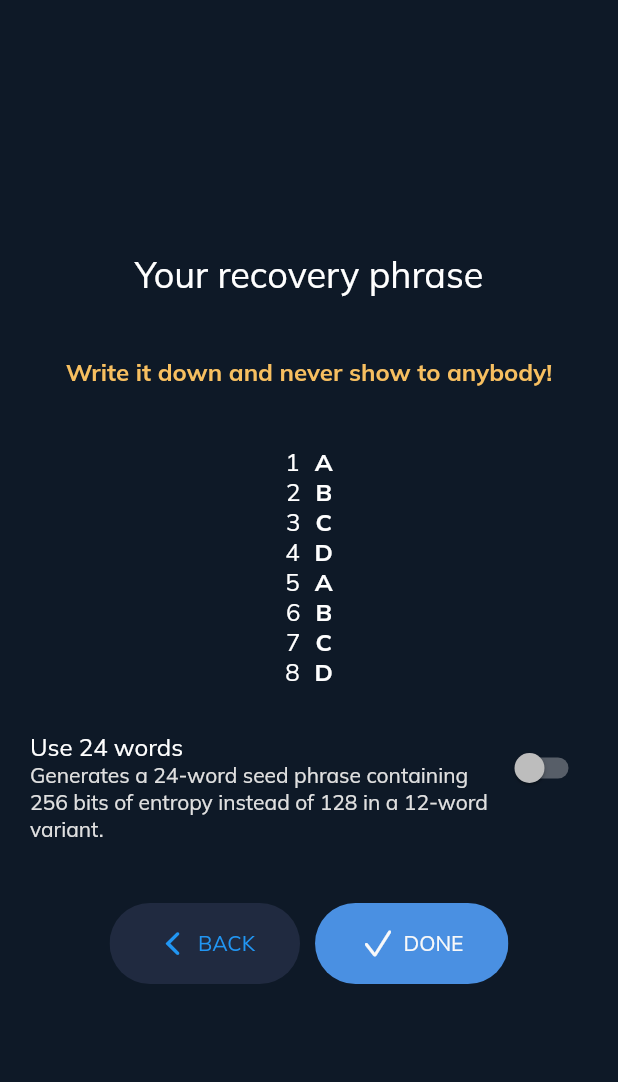
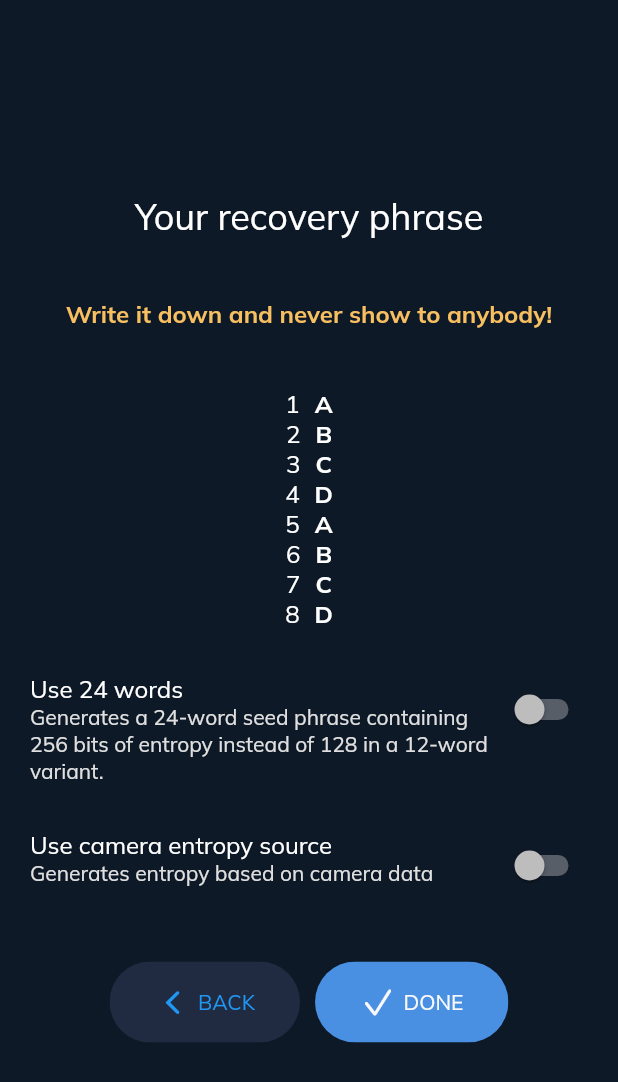
Before and after one commit to cryptoadvance/specter-mobile, a Flutter app: the GenerateSeedView screen opened by its route, on a phone screen of 412 x 824 dp. Shown: the top 1082 px of the screen. Run offline on Flutter 3.47's test engine with Material 2 defaults, Android fonts, the phone set to English and light mode, and no system bars; our stand-ins replace camera, convert, flutter_svg, get, permission_handler and 3 more; missing offline and left inert: biometric_storage, dart:ffi, qr_code_scanner; accounts and stored records are empty.

Commit message:
Set entropy source from the camera

```diff
--- a/assets/locales/en_US.json
+++ b/assets/locales/en_US.json
@@ -21,7 +21,9 @@
       "top_title": "Your recovery phrase",
       "recovery_warning": "Write it down and never show to anybody!",
       "complexity_suggest": "Use 24 words",
-      "complexity_description": "Generates a 24-word seed phrase containing 256 bits of entropy instead of 128 in a 12-word variant."
+      "complexity_description": "Generates a 24-word seed phrase containing 256 bits of entropy instead of 128 in a 12-word variant.",
+      "entropy_suggest": "Use camera entropy source",
+      "entropy_description": "Generates entropy based on camera data"
     },
     "buttons": {
       "prev_page": "BACK",
--- a/lib/app/modules/100_auth/103_generate_seed/controllers/generate_seed_controller.dart
+++ b/lib/app/modules/100_auth/103_generate_seed/controllers/generate_seed_controller.dart
@@ -1,19 +1,26 @@
 import 'package:get/get.dart';
 import 'package:specter_mobile/services/CEntropyGenerationService.dart';
+
+import 'package:specter_mobile/globals.dart' as g;
 
 enum SEED_COMPLEXITY {
   SIMPLE,
   WORDS_24
 }
 
+enum ENTROPY_SOURCE {
+  NONE,
+  CAMERA
+}
+
 class GenerateSeedController extends GetxController {
   Rx<SEED_COMPLEXITY> seed_complexity = SEED_COMPLEXITY.SIMPLE.obs;
+  Rx<ENTROPY_SOURCE> entropy_source = ENTROPY_SOURCE.NONE.obs;
 
   CEntropyGenerationService entropyGenerationService = CEntropyGenerationService();
 
   @override
   void onInit() {
-    entropyGenerationService.init();
     super.onInit();
   }
 
@@ -32,6 +39,25 @@ class GenerateSeedController extends GetxController {
     update();
   }
 
+  void setEntropySource(context, ENTROPY_SOURCE entropy_source_) async {
+    if (entropy_source_ == ENTROPY_SOURCE.CAMERA) {
+      Future.delayed(Duration(milliseconds: 150), () async {
+        if (!(await entropyGenerationService.init())) {
+          entropy_source.value = ENTROPY_SOURCE.NONE;
+          update();
+
+          //
+          g.gNotificationService.addNotify(context, 'Can not connect to the camera');
+        }
+      });
+    }
+    if (entropy_source_ == ENTROPY_SOURCE.NONE) {
+      await entropyGenerationService.close();
+    }
+    entropy_source.value = entropy_source_;
+    update();
+  }
+
   void openNextPage() {
     Get.offAllNamed('/onboarding');
   }
--- a/lib/app/modules/100_auth/103_generate_seed/views/generate_seed_view.dart
+++ b/lib/app/modules/100_auth/103_generate_seed/views/generate_seed_view.dart
@@ -49,7 +49,11 @@ class GenerateSeedView extends GetView<GenerateSeedController> {
                       ),
                       Container(
                           margin: EdgeInsets.only(top: 30),
-                          child: getControlComplexityPanel(controller)
+                          child: getControlComplexityPanel(context, controller)
+                      ),
+                      Container(
+                          margin: EdgeInsets.only(top: 30),
+                          child: getControlEntropyGenerationPanel(context, controller)
                       ),
                       Container(
                           margin: EdgeInsets.only(top: 40),
@@ -62,7 +66,7 @@ class GenerateSeedView extends GetView<GenerateSeedController> {
     );
   }
 
-  Widget getControlComplexityPanel(GenerateSeedController controller) {
+  Widget getControlComplexityPanel(BuildContext context, GenerateSeedController controller) {
     return Row(
         mainAxisSize: MainAxisSize.max,
         mainAxisAlignment: MainAxisAlignment.start,
@@ -99,6 +103,43 @@ class GenerateSeedView extends GetView<GenerateSeedController> {
     );
   }
 
+  Widget getControlEntropyGenerationPanel(BuildContext context, GenerateSeedController controller) {
+    return Row(
+        mainAxisSize: MainAxisSize.max,
+        mainAxisAlignment: MainAxisAlignment.start,
+        crossAxisAlignment: CrossAxisAlignment.start,
+        children: [
+          Expanded(
+              child: Container(
+                  child: Column(
+                      mainAxisSize: MainAxisSize.min,
+                      mainAxisAlignment: MainAxisAlignment.start,
+                      crossAxisAlignment: CrossAxisAlignment.start,
+                      children: [
+                        Text('generate_seed_labels_entropy_suggest'.tr, style: TextStyle(fontSize: 16)),
+                        Text('generate_seed_labels_entropy_description'.tr, style: TextStyle(color: Colors.grey[300]))
+                      ]
+                  )
+              )
+          ),
+          Expanded(
+              flex: 0,
+              child: Container(
+                  child: Obx(() => Switch(
+                      value: (controller.entropy_source == ENTROPY_SOURCE.CAMERA),
+                      onChanged: (bool val) {
+                        controller.setEntropySource(context, val?ENTROPY_SOURCE.CAMERA:ENTROPY_SOURCE.NONE);
+                      },
+                      activeTrackColor: Colors.blueGrey,
+                      activeColor: Colors.white
+                  )
+                )
+              )
+          )
+        ]
+    );
+  }
+
   Widget getBottomButtonsPanel(BuildContext context) {
     return Row(
         mainAxisSize: MainAxisSize.max,
@@ -107,6 +148,10 @@ class GenerateSeedView extends GetView<GenerateSeedController> {
         children: [
           Container(
               child: LightButton(
+                  style: LightButtonStyle.SECONDARY,
+                  onTap: () {
+                    Get.back();
+                  },
                   child: Row(
                       children: [
                         Icon(CupertinoIcons.back),
@@ -115,16 +160,14 @@ class GenerateSeedView extends GetView<GenerateSeedController> {
                             child: Text('generate_seed_buttons_prev_page'.tr)
                         )
                       ]
-                  ),
-                  style: LightButtonStyle.SECONDARY,
-                  onTap: () {
-                    Get.back();
-                  }
+                  )
               )
           ),
           Container(
             margin: EdgeInsets.only(left: 10),
             child: LightButton(
+                style: LightButtonStyle.PRIMARY,
+                onTap: controller.openNextPage,
                 child: Row(
                     children: [
                       Icon(CupertinoIcons.check_mark, color: Theme.of(context).accentColor),
@@ -136,9 +179,7 @@ class GenerateSeedView extends GetView<GenerateSeedController> {
                           )
                       )
                     ]
-                ),
-                style: LightButtonStyle.PRIMARY,
-                onTap: controller.openNextPage
+                )
             )
           )
         ]
--- a/pubspec.yaml
+++ b/pubspec.yaml
@@ -3,7 +3,7 @@ version: 1.0.0+1
 publish_to: none
 description: A new Flutter project.
 environment:
-  sdk: '>=2.12.0 <3.0.0'
+  sdk: '>=2.15.0 <3.0.0'
 
 dependencies:
   flutter:
@@ -23,6 +23,7 @@ dependencies:
   encrypt: ^5.0.1
   crypto: ^3.0.1
   camera: 0.9.4+5
+  permission_handler: ^8.3.0
 
   biometric_storage:
     path: ./external/biometric_storage
```
Also changed, not shown: lib/services/CEntropyGenerationService.dart (+15 -3 lines), lib/generated/locales.g.dart, pubspec.lock.
